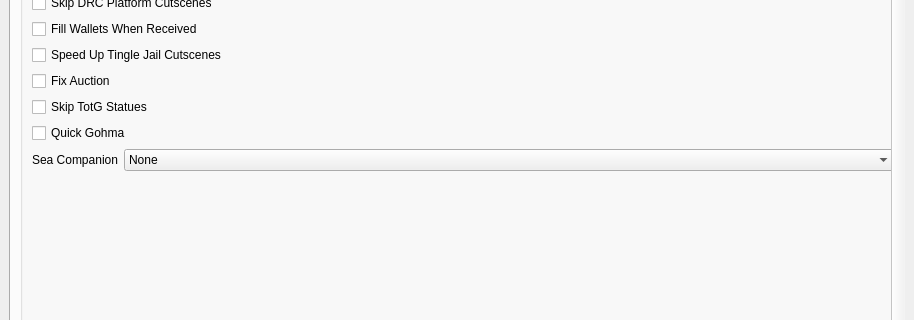
Above: wwr_ui/randomizer_window.ui from tanjo3/wwrando before the change; both pictures show x 0 to 914 and y 290 to 610 of the 914 by 800 pixel window. Below: the same form after it.
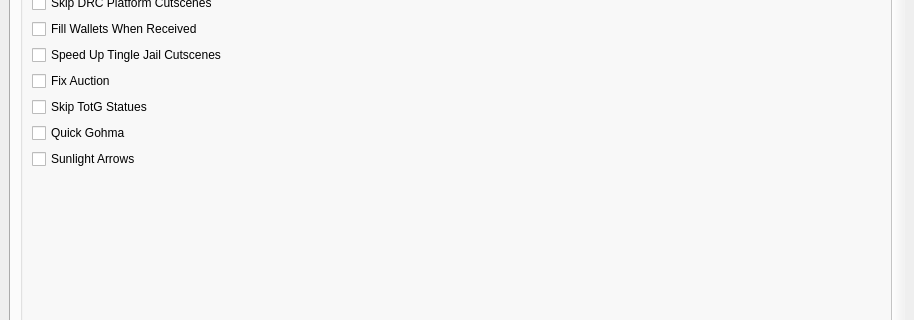
That is the form after the change. The open tabs and pages were chosen to show the change. Custom widgets are drawn as their Qt base class.

Patch:
```diff
--- a/wwr_ui/randomizer_window.ui
+++ b/wwr_ui/randomizer_window.ui
@@ -1361,50 +1361,11 @@
                 </widget>
                </item>
                <item>
-                <layout class="QHBoxLayout" name="horizontalLayout_sea_companion">
-                 <item>
-                  <widget class="QLabel" name="label_for_sea_companion">
-                   <property name="text">
-                    <string>Sea Companion</string>
-                   </property>
-                  </widget>
-                 </item>
-                 <item>
-                  <widget class="QComboBox" name="sea_companion">
-                   <property name="sizePolicy">
-                    <sizepolicy hsizetype="Preferred" vsizetype="Fixed">
-                     <horstretch>1</horstretch>
-                     <verstretch>0</verstretch>
-                    </sizepolicy>
-                   </property>
-                   <item>
-                    <property name="text">
-                     <string>None</string>
-                    </property>
-                   </item>
-                   <item>
-                    <property name="text">
-                     <string>Medli</string>
-                    </property>
-                   </item>
-                   <item>
-                    <property name="text">
-                     <string>Makar</string>
-                    </property>
-                   </item>
-                   <item>
-                    <property name="text">
-                     <string>Both</string>
-                    </property>
-                   </item>
-                   <item>
-                    <property name="text">
-                     <string>Random</string>
-                    </property>
-                   </item>
-                  </widget>
-                 </item>
-                </layout>
+                <widget class="QCheckBox" name="sunlight_arrows">
+                 <property name="text">
+                  <string>Sunlight Arrows</string>
+                 </property>
+                </widget>
                </item>
                <item>
                 <spacer name="verticalSpacer_qol">
```
Left out of the diff: 1 changed line with no effect on the pictures.
